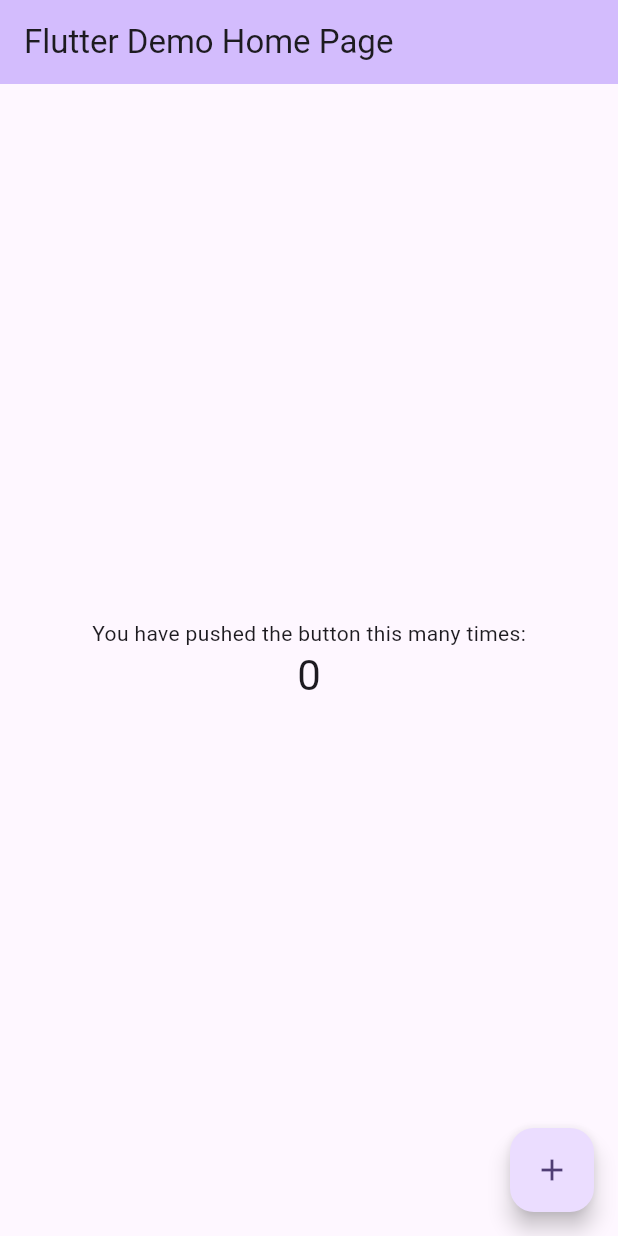
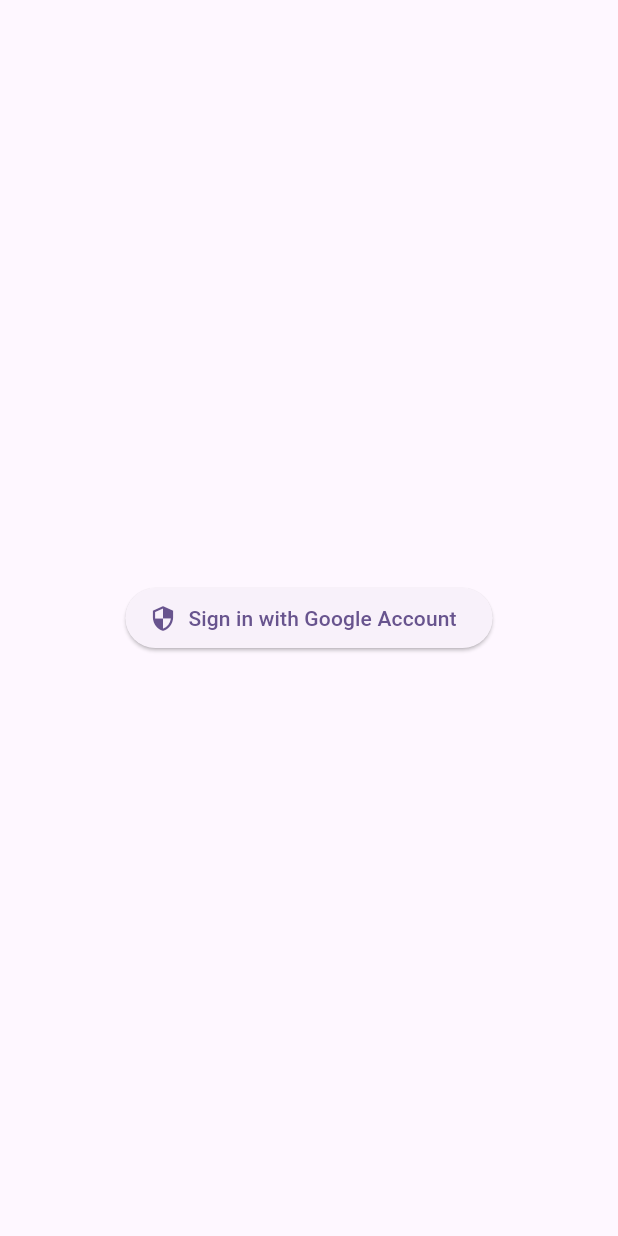
Before and after one commit to joshua-gnd/desktop-android-pdf-syncer, a Flutter app: the screen it shows after launch, on a phone screen of 412 x 824 dp. Run offline on Flutter 3.47's test engine with Material 3 defaults, Android fonts, the phone set to English and light mode, and no system bars; our stand-ins replace google_sign_in, googleapis_auth; missing offline and left inert: extension_google_sign_in_as_googleapis_auth, googleapis.

Commit message:
feat(auth): implement google sign-in v7 and drive api client initialisation

```diff
--- a/lib/main.dart
+++ b/lib/main.dart
@@ -1,121 +1,53 @@
 import 'package:flutter/material.dart';
+import 'package:desktop_android_pdf_syncer/services/auth_service.dart';
+import 'package:desktop_android_pdf_syncer/screens/login_screen.dart';
+import 'package:desktop_android_pdf_syncer/screens/home_screen.dart';
 
 void main() {
-  runApp(const MyApp());
+  // 1. Ensure Flutter engine bindings are completely ready
+  WidgetsFlutterBinding.ensureInitialized();
+
+  // 2. Instantiate your single, global authorization service instance
+  final authService = AuthService();
+
+  // 3. Pass the engine context downward
+  runApp(MyApp(authService: authService));
 }
 
 class MyApp extends StatelessWidget {
-  const MyApp({super.key});
+  final AuthService authService;
 
-  // This widget is the root of your application.
+  const MyApp({super.key, required this.authService});
+
   @override
   Widget build(BuildContext context) {
     return MaterialApp(
-      title: 'Flutter Demo',
+      title: 'PDF Syncer',
       theme: ThemeData(
-        // This is the theme of your application.
-        //
-        // TRY THIS: Try running your application with "flutter run". You'll see
-        // the application has a purple toolbar. Then, without quitting the app,
-        // try changing the seedColor in the colorScheme below to Colors.green
-        // and then invoke "hot reload" (save your changes or press the "hot
-        // reload" button in a Flutter-supported IDE, or press "r" if you used
-        // the command line to start the app).
-        //
-        // Notice that the counter didn't reset back to zero; the application
-        // state is not lost during the reload. To reset the state, use hot
-        // restart instead.
-        //
-        // This works for code too, not just values: Most code changes can be
-        // tested with just a hot reload.
-        colorScheme: .fromSeed(seedColor: Colors.deepPurple),
+        colorScheme: ColorScheme.fromSeed(seedColor: Colors.deepPurple),
+        useMaterial3: true,
       ),
-      home: const MyHomePage(title: 'Flutter Demo Home Page'),
-    );
-  }
-}
+      // ListenableBuilder catches 'notifyListeners()' events out of your service
+      home: ListenableBuilder(
+        listenable: authService,
+        builder: (context, _) {
 
-class MyHomePage extends StatefulWidget {
-  const MyHomePage({super.key, required this.title});
+          // A. While checking background cache tokens, lock the UI down with a spinner
+          if (authService.isInitializing) {
+            return const Scaffold(
+              body: Center(
+                child: CircularProgressIndicator(),
+              ),
+            );
+          }
 
-  // This widget is the home page of your application. It is stateful, meaning
-  // that it has a State object (defined below) that contains fields that affect
-  // how it looks.
-
-  // This class is the configuration for the state. It holds the values (in this
-  // case the title) provided by the parent (in this case the App widget) and
-  // used by the build method of the State. Fields in a Widget subclass are
-  // always marked "final".
-
-  final String title;
-
-  @override
-  State<MyHomePage> createState() => _MyHomePageState();
-}
-
-class _MyHomePageState extends State<MyHomePage> {
-  int _counter = 0;
-
-  void _incrementCounter() {
-    setState(() {
-      // This call to setState tells the Flutter framework that something has
-      // changed in this State, which causes it to rerun the build method below
-      // so that the display can reflect the updated values. If we changed
-      // _counter without calling setState(), then the build method would not be
-      // called again, and so nothing would appear to happen.
-      _counter++;
-    });
-  }
-
-  @override
-  Widget build(BuildContext context) {
-    // This method is rerun every time setState is called, for instance as done
-    // by the _incrementCounter method above.
-    //
-    // The Flutter framework has been optimized to make rerunning build methods
-    // fast, so that you can just rebuild anything that needs updating rather
-    // than having to individually change instances of widgets.
-    return Scaffold(
-      appBar: AppBar(
-        // TRY THIS: Try changing the color here to a specific color (to
-        // Colors.amber, perhaps?) and trigger a hot reload to see the AppBar
-        // change color while the other colors stay the same.
-        backgroundColor: Theme.of(context).colorScheme.inversePrimary,
-        // Here we take the value from the MyHomePage object that was created by
-        // the App.build method, and use it to set our appbar title.
-        title: Text(widget.title),
-      ),
-      body: Center(
-        // Center is a layout widget. It takes a single child and positions it
-        // in the middle of the parent.
-        child: Column(
-          // Column is also a layout widget. It takes a list of children and
-          // arranges them vertically. By default, it sizes itself to fit its
-          // children horizontally, and tries to be as tall as its parent.
-          //
-          // Column has various properties to control how it sizes itself and
-          // how it positions its children. Here we use mainAxisAlignment to
-          // center the children vertically; the main axis here is the vertical
-          // axis because Columns are vertical (the cross axis would be
-          // horizontal).
-          //
-          // TRY THIS: Invoke "debug painting" (choose the "Toggle Debug Paint"
-          // action in the IDE, or press "p" in the console), to see the
-          // wireframe for each widget.
-          mainAxisAlignment: .center,
-          children: [
-            const Text('You have pushed the button this many times:'),
-            Text(
-              '$_counter',
-              style: Theme.of(context).textTheme.headlineMedium,
-            ),
-          ],
-        ),
-      ),
-      floatingActionButton: FloatingActionButton(
-        onPressed: _incrementCounter,
-        tooltip: 'Increment',
-        child: const Icon(Icons.add),
+          // B. Swap layout frameworks instantly based on state stream updates
+          if (authService.isAuthenticated) {
+            return const HomeScreen();
+          } else {
+            return const LoginScreen();
+          }
+        },
       ),
     );
   }
--- /dev/null
+++ b/lib/screens/login_screen.dart
@@ -0,0 +1,47 @@
+import 'package:flutter/material.dart';
+import '../services/auth_service.dart';
+
+class LoginScreen extends StatefulWidget {
+  const LoginScreen({super.key});
+
+  @override
+  State<LoginScreen> createState() => _LoginScreenState();
+}
+
+class _LoginScreenState extends State<LoginScreen> {
+  bool _isSigningIn = false;
+
+  void _triggerGoogleAuth() async {
+    setState(() => _isSigningIn = true);
+
+    // Connects directly to your custom v7 .signIn() method
+    final success = await AuthService().signIn();
+
+    if (mounted) {
+      setState(() => _isSigningIn = false);
+      if (!success) {
+        ScaffoldMessenger.of(context).showSnackBar(
+          const SnackBar(
+            content: Text('Authentication failed. Check your developer console logs.'),
+            backgroundColor: Colors.redAccent,
+          ),
+        );
+      }
+    }
+  }
+
+  @override
+  Widget build(BuildContext context) {
+    return Scaffold(
+      body: Center(
+        child: _isSigningIn
+            ? const CircularProgressIndicator()
+            : ElevatedButton.icon(
+                icon: const Icon(Icons.security),
+                label: const Text('Sign in with Google Account'),
+                onPressed: _triggerGoogleAuth,
+              ),
+      ),
+    );
+  }
+}
```
Also changed, not shown: lib/screens/home_screen.dart (added, +126 -0 lines), 1 other file.
